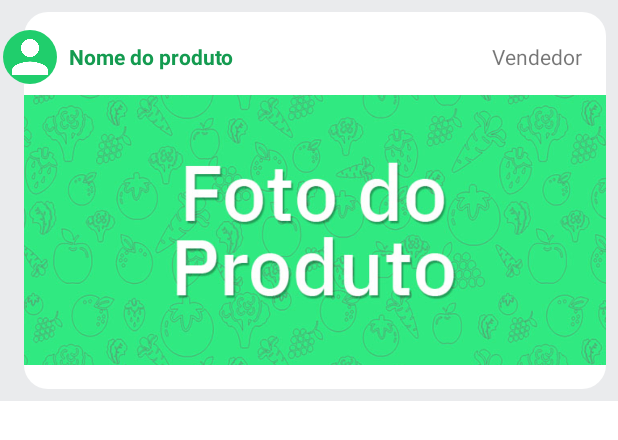
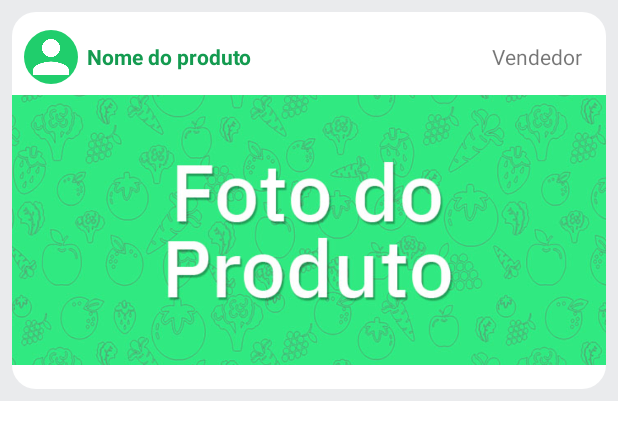
Before and after one commit to arthurvamattos/agroplace, an Android app: the layout item_product.xml on its own in the app's theme, with its tools: preview values and no code run, on a phone screen of 412 x 824 dp. Shown: the top 440 px of the screen. Run offline under Robolectric (Android 15) with nearby library versions, the phone set to English and light mode, and no system bars.

Commit message:
Correções de bugs

```diff
--- a/app/src/main/res/layout/item_product.xml
+++ b/app/src/main/res/layout/item_product.xml
@@ -11,10 +11,9 @@
         android:id="@+id/product_container"
         android:layout_width="0dp"
         android:layout_height="wrap_content"
-        android:layout_marginStart="16dp"
+        android:layout_marginStart="8dp"
+        android:layout_marginTop="8dp"
         android:layout_marginEnd="8dp"
-        android:layout_marginTop="8dp"
-        android:layout_marginBottom="16dp"
         android:background="@drawable/product_card_bg"
         android:paddingBottom="16dp"
         app:layout_constraintEnd_toEndOf="parent"
@@ -33,6 +32,7 @@
                 android:id="@+id/product_name"
                 android:layout_width="wrap_content"
                 android:layout_height="wrap_content"
+                android:layout_marginLeft="20dp"
                 android:layout_weight="1"
                 android:text="Nome do produto"
                 android:textColor="@color/colorPrimaryDark"
@@ -64,10 +64,10 @@
         android:id="@+id/product_seller_image"
         android:layout_width="36dp"
         android:layout_height="36dp"
-        android:layout_marginStart="2dp"
-        android:layout_marginTop="20dp"
+        android:layout_marginStart="8dp"
+        android:layout_marginTop="12dp"
         android:background="@drawable/photo_round"
         android:src="@drawable/ic_person"
-        app:layout_constraintStart_toStartOf="parent"
-        app:layout_constraintTop_toTopOf="parent" />
+        app:layout_constraintStart_toStartOf="@+id/product_container"
+        app:layout_constraintTop_toTopOf="@+id/product_container" />
 </androidx.constraintlayout.widget.ConstraintLayout>
```
Also changed, not shown: app/src/main/java/br/edu/ifro/agroplace/activity/ConversaActivity.java (+18 -26 lines), app/src/main/java/br/edu/ifro/agroplace/activity/PerfilActivity.java (+8 -0 lines).
